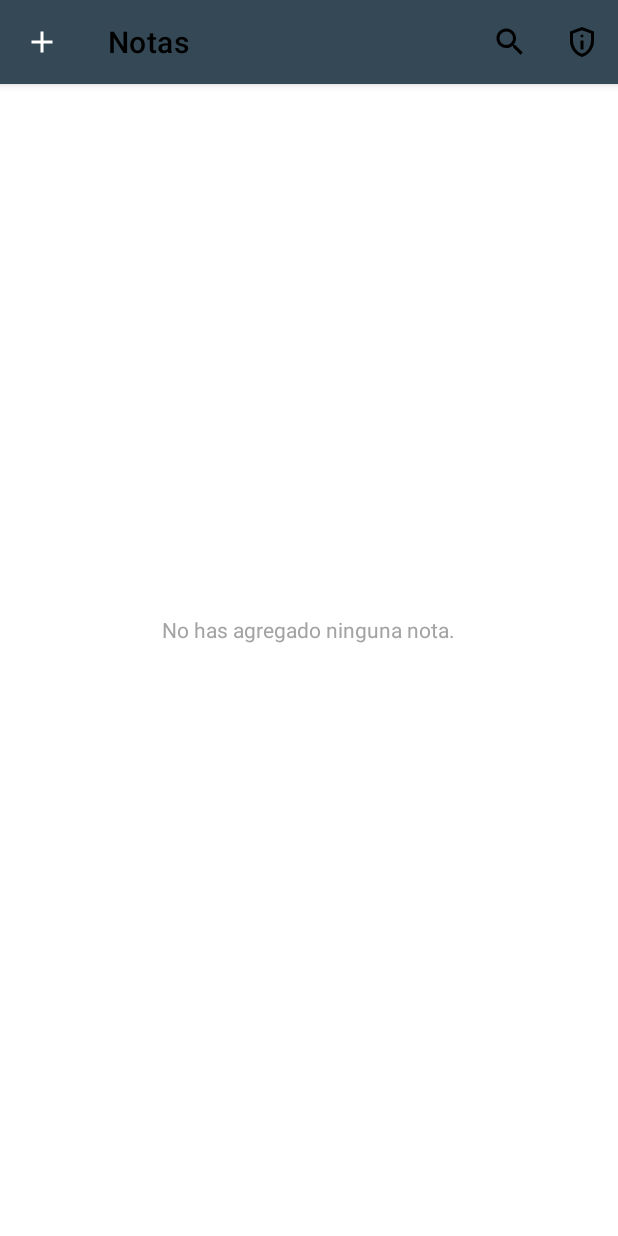
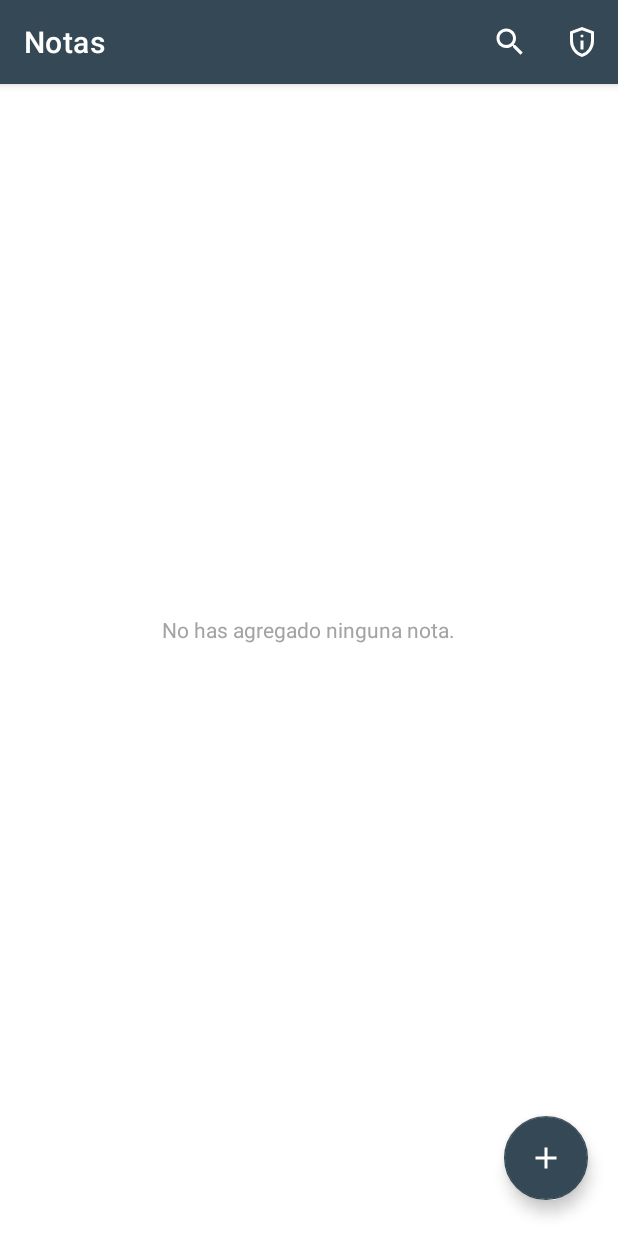
Before and after one commit to ErickRosarioA/APP-ANDROID-NOTES-EDRA, an Android app: the screen it shows after launch (MainActivity), on a phone screen of 412 x 824 dp. Run offline under Robolectric (Android 15) with nearby library versions, the phone set to English and light mode, and no system bars; our stand-ins replace Room's generated code, data binding; 2 statements that could not run were skipped.

Commit message:
Actualización de AndroidNotesEDRA

```diff
--- a/app/src/main/java/com/devedra/androidnotesedra/MainActivity.kt
+++ b/app/src/main/java/com/devedra/androidnotesedra/MainActivity.kt
@@ -2,10 +2,27 @@ package com.devedra.androidnotesedra
 
 import androidx.appcompat.app.AppCompatActivity
 import android.os.Bundle
+import androidx.core.content.ContextCompat
+import androidx.core.view.WindowCompat
+import androidx.core.view.WindowInsetsControllerCompat
 
 class MainActivity : AppCompatActivity() {
+
     override fun onCreate(savedInstanceState: Bundle?) {
         super.onCreate(savedInstanceState)
+
+        WindowCompat.setDecorFitsSystemWindows(window, true)
+
+        window.statusBarColor = ContextCompat.getColor(
+            this,
+            R.color.colorPrimary
+        )
+
+        WindowInsetsControllerCompat(
+            window,
+            window.decorView
+        ).isAppearanceLightStatusBars = false
+
         setContentView(R.layout.activity_main)
     }
 }
--- a/app/src/main/java/com/devedra/androidnotesedra/ui/list/NoteListFragment.kt
+++ b/app/src/main/java/com/devedra/androidnotesedra/ui/list/NoteListFragment.kt
@@ -47,9 +47,12 @@ class NoteListFragment : Fragment() {
     override fun onViewCreated(view: View, savedInstanceState: Bundle?) {
         super.onViewCreated(view, savedInstanceState)
 
-        binding.topAppBar.setNavigationOnClickListener {
+        binding.fabAddNote.setOnClickListener {
             viewModel.navigateToEditor()
         }
+//        binding.topAppBar.setNavigationOnClickListener {
+//            viewModel.navigateToEditor()
+//        }
     }
 
     private fun appUI() {
--- a/app/src/main/res/layout/fragment_list_note.xml
+++ b/app/src/main/res/layout/fragment_list_note.xml
@@ -9,54 +9,57 @@
             type="com.devedra.androidnotesedra.ui.list.NoteListViewModel" />
     </data>
 
-
     <androidx.coordinatorlayout.widget.CoordinatorLayout
         android:layout_width="match_parent"
         android:layout_height="match_parent"
+        android:fitsSystemWindows="true"
         android:focusable="true"
         android:focusableInTouchMode="true">
 
+        <!-- TOP BAR -->
         <com.google.android.material.appbar.AppBarLayout
             android:layout_width="match_parent"
             android:layout_height="wrap_content">
 
             <com.google.android.material.appbar.MaterialToolbar
                 android:id="@+id/topAppBar"
+                style="@style/Widget.MaterialComponents.Toolbar.Primary"
                 android:layout_width="match_parent"
                 android:layout_height="?attr/actionBarSize"
+                android:background="@color/colorPrimary"
+                android:theme="@style/Toolbar"
                 app:title="@string/titlebar_list"
-                android:theme="@style/Toolbar"
-                style="@style/Widget.MaterialComponents.Toolbar.Primary"
-                app:menu="@menu/top_app_bar"
-                app:navigationIcon="@drawable/ic_add_24"
-                />
+                app:titleTextColor="@color/colorWhiteText"
+                app:menu="@menu/top_app_bar" />
 
         </com.google.android.material.appbar.AppBarLayout>
 
+
+        <!-- LISTA -->
         <androidx.core.widget.NestedScrollView
             android:id="@+id/nestedScrollView"
             android:layout_width="match_parent"
             android:layout_height="match_parent"
             android:animateLayoutChanges="true"
-            app:layout_behavior="@string/appbar_scrolling_view_behavior"
-            android:paddingBottom="@dimen/nested_scroll_padding_bottom"
-            >
+            android:paddingBottom="100dp"
+            app:layout_behavior="@string/appbar_scrolling_view_behavior">
 
             <androidx.recyclerview.widget.RecyclerView
                 android:id="@+id/item_grid"
                 android:layout_width="match_parent"
                 android:layout_height="0dp"
+                android:clipToPadding="false"
                 android:padding="6dp"
-                android:clipToPadding="false"
                 app:layoutManager="androidx.recyclerview.widget.StaggeredGridLayoutManager"
+                app:listData="@{viewModel.properties}"
+                app:spanCount="2"
                 tools:itemCount="16"
-                app:spanCount="2"
-                app:listData="@{viewModel.properties}"
-                tools:listitem="@layout/item_note"
-                />
+                tools:listitem="@layout/item_note" />
 
         </androidx.core.widget.NestedScrollView>
 
+
+        <!-- MENSAJE LISTA VACÍA -->
         <androidx.constraintlayout.widget.ConstraintLayout
             android:id="@+id/messageConstrainLayout"
             android:layout_width="wrap_content"
@@ -66,10 +69,10 @@
 
             <TextView
                 android:id="@+id/messageList"
+                style="@style/MessageList"
                 android:layout_width="wrap_content"
                 android:layout_height="wrap_content"
                 android:paddingTop="16dp"
-                style="@style/MessageList"
                 android:text="@string/list_message_notes"
                 app:layout_constraintBottom_toBottomOf="parent"
                 app:layout_constraintEnd_toEndOf="parent"
@@ -77,7 +80,19 @@
 
         </androidx.constraintlayout.widget.ConstraintLayout>
 
+
+        <!-- BOTÓN AGREGAR NOTA -->
+        <com.google.android.material.floatingactionbutton.FloatingActionButton
+            android:id="@+id/fabAddNote"
+            android:layout_width="wrap_content"
+            android:layout_height="wrap_content"
+            android:layout_gravity="bottom|end"
+            android:layout_marginEnd="20dp"
+            android:layout_marginBottom="24dp"
+            android:contentDescription="Add"
+            android:src="@drawable/ic_add_24"
+            app:tint="@android:color/white" />
+
     </androidx.coordinatorlayout.widget.CoordinatorLayout>
 
-
 </layout>
--- a/app/src/main/res/values/styles.xml
+++ b/app/src/main/res/values/styles.xml
@@ -1,13 +1,19 @@
 <?xml version="1.0" encoding="utf-8"?>
 <resources>
+
     <style name="AppTheme" parent="Theme.AppCompat.Light.NoActionBar">
         <item name="colorPrimary">@color/colorPrimary</item>
         <item name="colorPrimaryDark">@color/colorPrimaryDark</item>
         <item name="colorAccent">@color/colorWhiteText</item>
+
+        <item name="android:statusBarColor">@color/colorPrimary</item>
+        <item name="android:windowLightStatusBar">false</item>
     </style>
 
-    <style name="Toolbar" parent="Theme.AppCompat">
-        <item name="colorPrimary">@color/colorPrimary</item>
+    <style name="Toolbar" parent="ThemeOverlay.MaterialComponents.Toolbar.Primary">
+        <item name="android:background">@color/colorPrimary</item>
+        <item name="colorControlNormal">@color/colorWhiteText</item>
+        <item name="android:statusBarColor">@color/colorPrimary</item>
         <item name="android:textColorPrimary">@color/colorWhiteText</item>
     </style>
 
--- a/app/src/main/res/values/themes.xml
+++ b/app/src/main/res/values/themes.xml
@@ -1,17 +1,30 @@
 <resources>
+
     <!-- Base application theme. -->
-    <style name="Theme.AndroidNotesEDRA" parent="Theme.MaterialComponents.Light.NoActionBar">
+    <style name="Theme.AndroidNotesEDRA"
+        parent="Theme.MaterialComponents.Light.NoActionBar">
+
+        <!-- Primary -->
         <item name="colorPrimary">@color/colorPrimary</item>
         <item name="colorPrimaryVariant">@color/colorPrimaryDark</item>
         <item name="colorOnPrimary">@color/colorWhiteText</item>
-        <item name="colorPrimaryDark">@color/colorPrimaryDark</item>
+
+        <!-- Status Bar -->
+        <item name="android:statusBarColor">@color/colorPrimary</item>
+        <item name="android:windowLightStatusBar">false</item>
+
+        <!-- Accent -->
         <item name="colorAccent">@color/colorWhiteText</item>
+
+        <!-- Text -->
         <item name="android:editTextColor">@android:color/white</item>
         <item name="android:textColorHint">@android:color/white</item>
 
+        <!-- Secondary -->
         <item name="colorSecondary">@color/colorPrimary</item>
         <item name="colorSecondaryVariant">@color/colorPrimaryDark</item>
         <item name="colorOnSecondary">@color/colorWhiteText</item>
+
     </style>
 
     <style name="MessageList">
@@ -19,4 +32,5 @@
         <item name="android:fontFamily">sans-serif</item>
         <item name="android:textColor">@color/colorContentText</item>
     </style>
+
 </resources>
```
Also changed, not shown: app/build.gradle (+8 -7 lines), app/src/main/java/com/devedra/androidnotesedra/ui/editor/NoteEditorFragment.kt (+25 -8 lines), app/src/main/res/layout/fragment_note_editor.xml (+7 -4 lines), gradle/wrapper/gradle-wrapper.properties.
